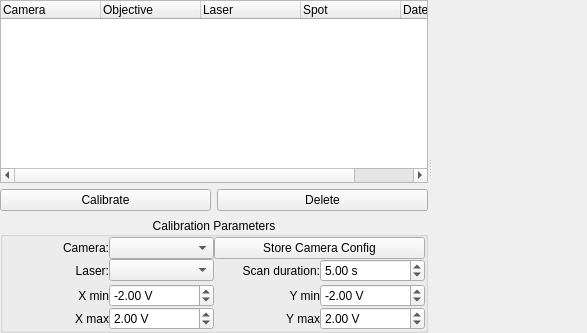
Old version of the form lib/devices/Scanner/DeviceTemplate.ui in the repository acq4/acq4.
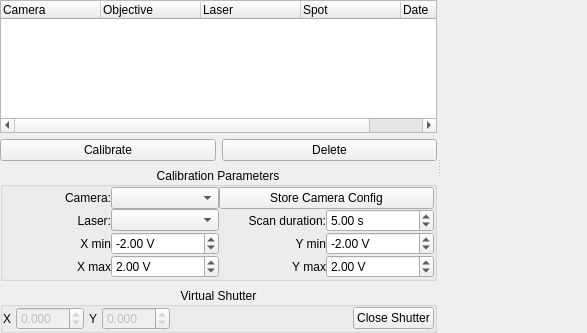
New version of the form. Custom widgets are drawn as their Qt base class.

Commit message: Bugfixes Added virtual shutter to scanner dev.

What changed in the file:
```diff
--- a/lib/devices/Scanner/DeviceTemplate.ui
+++ b/lib/devices/Scanner/DeviceTemplate.ui
@@ -25,7 +25,7 @@
      <property name="orientation">
       <enum>Qt::Horizontal</enum>
      </property>
-     <widget class="QWidget" name="">
+     <widget class="QWidget" name="layoutWidget">
       <layout class="QVBoxLayout" name="verticalLayout">
        <item>
         <widget class="QTreeWidget" name="calibrationList">
@@ -302,6 +302,93 @@
          </layout>
         </widget>
        </item>
+       <item>
+        <widget class="QGroupBox" name="groupBox_2">
+         <property name="title">
+          <string>Virtual Shutter</string>
+         </property>
+         <property name="alignment">
+          <set>Qt::AlignCenter</set>
+         </property>
+         <layout class="QGridLayout" name="gridLayout_4">
+          <property name="horizontalSpacing">
+           <number>5</number>
+          </property>
+          <property name="verticalSpacing">
+           <number>0</number>
+          </property>
+          <property name="margin">
+           <number>0</number>
+          </property>
+          <item row="0" column="5">
+           <widget class="QPushButton" name="shutterBtn">
+            <property name="text">
+             <string>Close Shutter</string>
+            </property>
+           </widget>
+          </item>
+          <item row="0" column="0">
+           <widget class="QLabel" name="label_7">
+            <property name="text">
+             <string>X</string>
+            </property>
+           </widget>
+          </item>
+          <item row="0" column="1">
+           <widget class="QDoubleSpinBox" name="shutterXSpin">
+            <property name="enabled">
+             <bool>false</bool>
+            </property>
+            <property name="decimals">
+             <number>3</number>
+            </property>
+            <property name="minimum">
+             <double>-10.000000000000000</double>
+            </property>
+            <property name="maximum">
+             <double>10.000000000000000</double>
+            </property>
+           </widget>
+          </item>
+          <item row="0" column="2">
+           <widget class="QLabel" name="label_8">
+            <property name="text">
+             <string>Y</string>
+            </property>
+           </widget>
+          </item>
+          <item row="0" column="3">
+           <widget class="QDoubleSpinBox" name="shutterYSpin">
+            <property name="enabled">
+             <bool>false</bool>
+            </property>
+            <property name="decimals">
+             <number>3</number>
+            </property>
+            <property name="minimum">
+             <double>-10.000000000000000</double>
+            </property>
+            <property name="maximum">
+             <double>10.000000000000000</double>
+            </property>
+           </widget>
+          </item>
+          <item row="0" column="4">
+           <spacer name="horizontalSpacer">
+            <property name="orientation">
+             <enum>Qt::Horizontal</enum>
+            </property>
+            <property name="sizeHint" stdset="0">
+             <size>
+              <width>40</width>
+              <height>20</height>
+             </size>
+            </property>
+           </spacer>
+          </item>
+         </layout>
+        </widget>
+       </item>
       </layout>
      </widget>
      <widget class="ImageView" name="view" native="true"/>
```
The commit also changes 7 other files.
